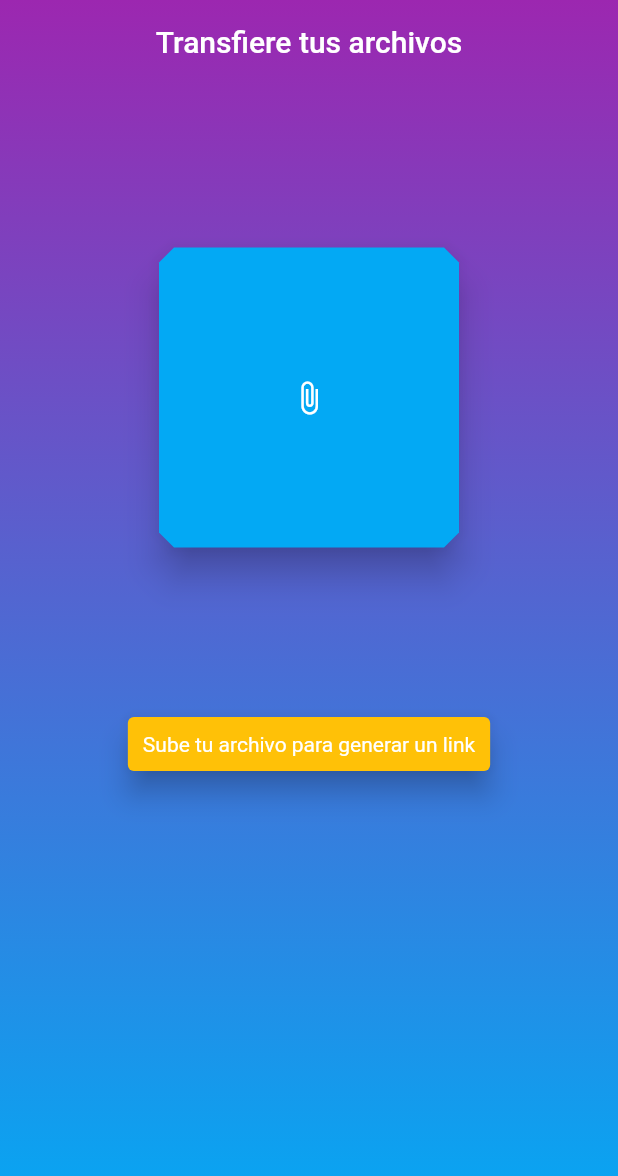
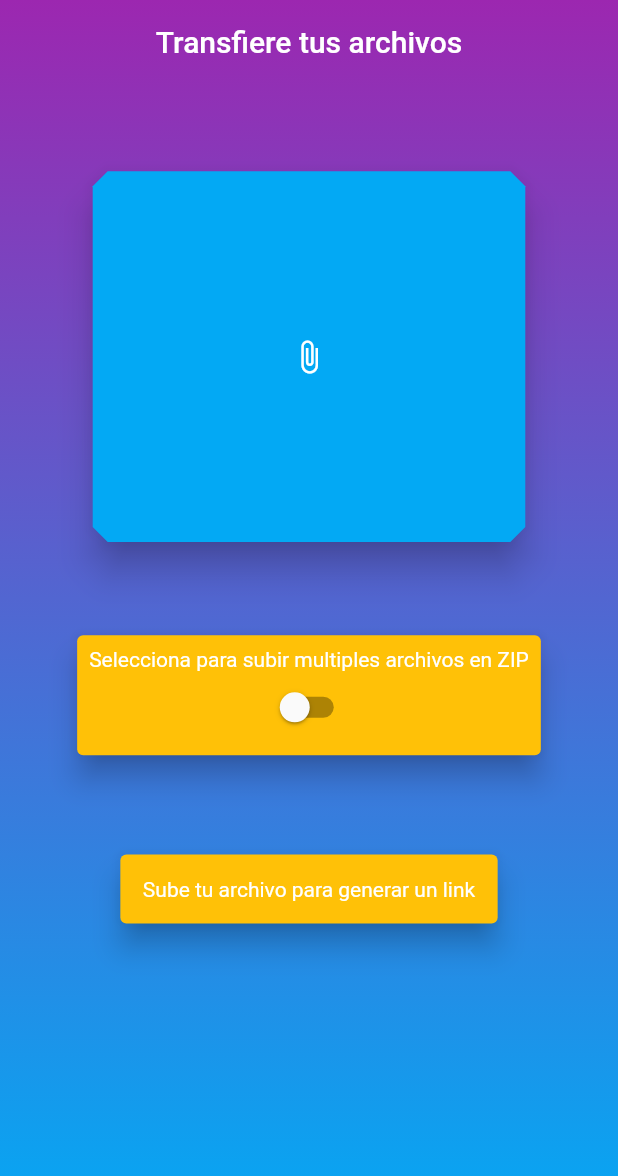
Before and after one commit to alfredobs97/transferFlutter, a Flutter app: the screen it shows after launch, on a phone screen of 412 x 824 dp. Shown: the top 1176 px of the screen. Run offline on Flutter 3.47's test engine with Material 2 defaults, Android fonts, the phone set to English and light mode, and no system bars; our stand-ins replace auto_size_text, file_picker.

Commit message:
Añadida posibilidad de subir varios archivos generando un zip Corregido resposividad de la URL generada

```diff
--- a/lib/main.dart
+++ b/lib/main.dart
@@ -5,6 +5,9 @@ import 'package:file_picker/file_picker.dart';
 import 'package:flutter/services.dart';
 import 'package:flutter/widgets.dart';
 import 'package:http/http.dart' as http;
+import 'package:archive/archive_io.dart';
+import 'package:path_provider/path_provider.dart';
+import 'package:auto_size_text/auto_size_text.dart';
 
 import 'package:path/path.dart';
 import 'package:async/async.dart';
@@ -36,17 +39,33 @@ class _MyHomePageState extends State<MyHomePage> {
   String url = "Esperando al archivo...";
   bool peticion = false;
   double opacidadCargado = 0.0;
-
+  bool multiplesArchivos = false;
 
   Future<File> _elegir() async {
     return await FilePicker.getFile();
+  }
+
+  Future<Map<String, String>> _elegirVariosFicheros() async {
+    return await FilePicker.getMultiFilePath();
+  }
+
+  Future<File> _crearZip(Map<String, String> ficheros) async {
+    var encoder = ZipFileEncoder();
+    Directory tempDir = await getTemporaryDirectory();
+    String tempPath = tempDir.path;
+
+    encoder.create(tempPath + '/miZip.zip');
+
+    ficheros.forEach((String nombre, String ruta) => encoder.addFile(File(ruta)));
+
+    encoder.close();
+    return File(tempPath + '/miZip.zip');
   }
 
   Future<String> _enviar(File archivo, String url) async {
     var stream = new http.ByteStream(DelegatingStream.typed(archivo.openRead()));
     var length = await archivo.length();
     var uri = Uri.parse(url + basename(archivo.path));
-
 
     var request = http.MultipartRequest("PUT", uri);
     var multipartFile = http.MultipartFile('file', stream, length, filename: basename(archivo.path));
@@ -74,23 +93,24 @@ class _MyHomePageState extends State<MyHomePage> {
         child: Scaffold(
             key: _scaffoldKey,
             backgroundColor: Colors.transparent,
-
             appBar: AppBar(
               backgroundColor: Colors.transparent,
               elevation: 0.0,
               centerTitle: true,
               title: Text(
-                'Transfiere tus archivos', style: TextStyle(color: Theme.of(context).accentColor,),
+                'Transfiere tus archivos',
+                style: TextStyle(
+                  color: Theme.of(context).accentColor,
                 ),
               ),
-
+            ),
             body: Center(
               child: Column(
                 mainAxisAlignment: MainAxisAlignment.spaceEvenly,
                 children: [
                   MaterialButton(
-                    height: 200,
-                    minWidth: 200,
+                    height: MediaQuery.of(context).size.height * 0.30,
+                    minWidth: MediaQuery.of(context).size.width * 0.7,
                     child: Icon(Icons.attach_file),
                     padding: EdgeInsets.all(0.0),
                     color: Theme.of(context).primaryColor,
@@ -100,6 +120,22 @@ class _MyHomePageState extends State<MyHomePage> {
                       borderRadius: BorderRadius.circular(10),
                     ),
                     onPressed: () {
+                      if (multiplesArchivos) {
+                        _elegirVariosFicheros().then((Map<String, String> ficheros) {
+                          _crearZip(ficheros).then((File zip) {
+                            peticion = true;
+                            setState(() {
+                              url = 'Subiendo el archivo';
+                            });
+                            _enviar(zip, "https://transfer.sh/").then((String urlTemp) {
+                              setState(() {
+                                url = urlTemp;
+                                opacidadCargado = 1.0;
+                              });
+                            });
+                          });
+                        });
+                      } else {
                         _elegir().then((File fichero) {
                           peticion = true;
                           setState(() {
@@ -109,23 +145,43 @@ class _MyHomePageState extends State<MyHomePage> {
                             setState(() {
                               url = urlTemp;
                               opacidadCargado = 1.0;
-                            print("terminado");
                             });
                           });
                         });
+                      }
                     },
                   ),
                   Card(
                     elevation: 8.0,
                     color: Theme.of(context).cardColor,
                     child: Padding(
-                      padding: EdgeInsets.all(10),
+                        padding: EdgeInsets.all(8),
+                        child: Column(
+                          children: [
+                            Text('Selecciona para subir multiples archivos en ZIP', style: TextStyle(color: Theme.of(context).accentColor),),
+                            Switch(
+                              value: multiplesArchivos,
+                              activeColor: Theme.of(context).accentColor,
+                              activeTrackColor: Theme.of(context).primaryColor,
+                              onChanged: (valor) {
+                                setState(() {
+                                  multiplesArchivos = valor;
+                                });
+                              },
+                            )
+                          ],
+                        )),
+                  ),
+                  Card(
+                    elevation: 8.0,
+                    color: Theme.of(context).cardColor,
+                    child: Padding(
+                      padding: EdgeInsets.all(15),
                       child: Text(
                         'Sube tu archivo para generar un link',
                         style: TextStyle(color: Theme.of(context).accentColor),
                       ),
                     ),
-
                   ),
                   AnimatedOpacity(
                     duration: Duration(seconds: 1, microseconds: 200),
@@ -140,12 +196,12 @@ class _MyHomePageState extends State<MyHomePage> {
                             child: Row(
                               mainAxisAlignment: MainAxisAlignment.spaceEvenly,
                               children: [
-                                Text(
+                                Expanded(
+                                  child: AutoSizeText(
                                     '$url',
                                     style: TextStyle(color: Theme.of(context).accentColor),
+                                    maxLines: 1,
                                   ),
-                                Spacer(
-                                  flex: 2,
                                 ),
                                 Container(
                                   width: 30,
@@ -153,7 +209,6 @@ class _MyHomePageState extends State<MyHomePage> {
                                   child: VerticalDivider(
                                     color: Theme.of(context).accentColor,
                                   ),
-
                                 ),
                                 IconButton(
                                   icon: Icon(Icons.content_copy),
--- a/pubspec.yaml
+++ b/pubspec.yaml
@@ -21,6 +21,9 @@ dependencies:
     sdk: flutter
   file_picker: ^1.1.1
   http: ^0.12.0+2
+  archive: 2.0.10
+  path_provider: 1.1.0
+  auto_size_text: 2.0.1
 
   # The following adds the Cupertino Icons font to your application.
   # Use with the CupertinoIcons class for iOS style icons.
```
Also changed, not shown: pubspec.lock. Lines whose indentation alone changed are shown as unchanged.
